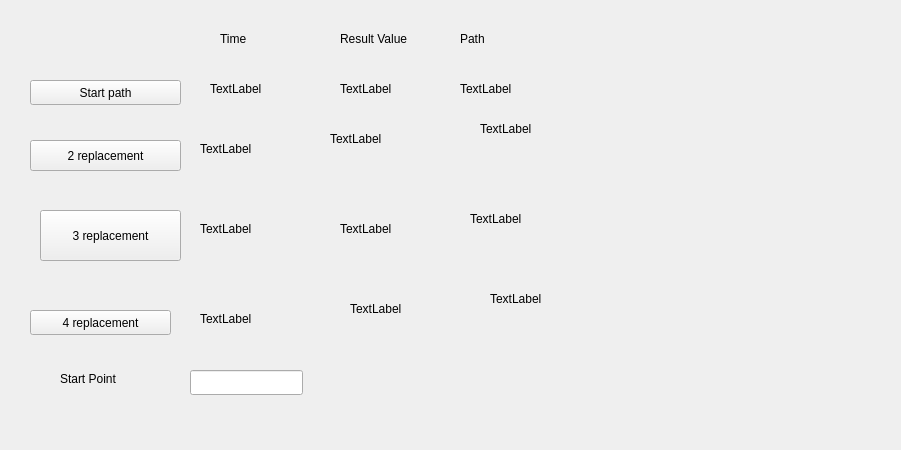
TonyEastwood/TSP_Local_method_c_plus_plus, file TSP/tspresult.ui: the form before one commit.
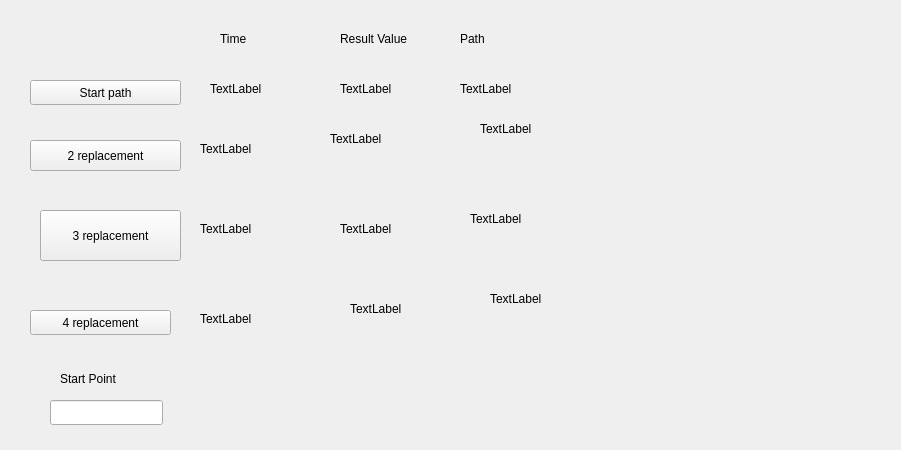
The form after the commit.

Patch:
```diff
--- a/TSP/tspresult.ui
+++ b/TSP/tspresult.ui
@@ -213,7 +213,7 @@
     <rect>
      <x>460</x>
      <y>80</y>
-     <width>67</width>
+     <width>271</width>
      <height>17</height>
     </rect>
    </property>
@@ -226,7 +226,7 @@
     <rect>
      <x>480</x>
      <y>120</y>
-     <width>67</width>
+     <width>351</width>
      <height>17</height>
     </rect>
    </property>
@@ -239,7 +239,7 @@
     <rect>
      <x>470</x>
      <y>210</y>
-     <width>67</width>
+     <width>371</width>
      <height>17</height>
     </rect>
    </property>
@@ -252,7 +252,7 @@
     <rect>
      <x>490</x>
      <y>290</y>
-     <width>67</width>
+     <width>321</width>
      <height>17</height>
     </rect>
    </property>
@@ -265,7 +265,7 @@
     <rect>
      <x>60</x>
      <y>370</y>
-     <width>111</width>
+     <width>331</width>
      <height>17</height>
     </rect>
    </property>
@@ -276,8 +276,8 @@
   <widget class="QLineEdit" name="editStartPoint">
    <property name="geometry">
     <rect>
-     <x>190</x>
-     <y>370</y>
+     <x>50</x>
+     <y>400</y>
      <width>113</width>
      <height>25</height>
     </rect>
```
